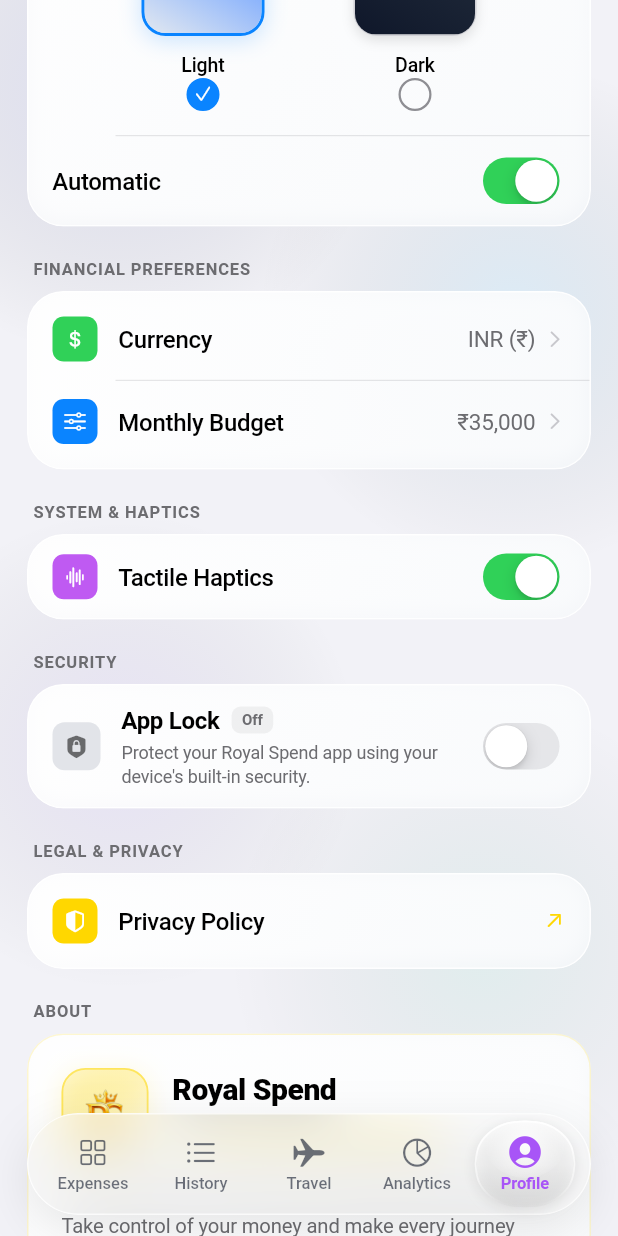
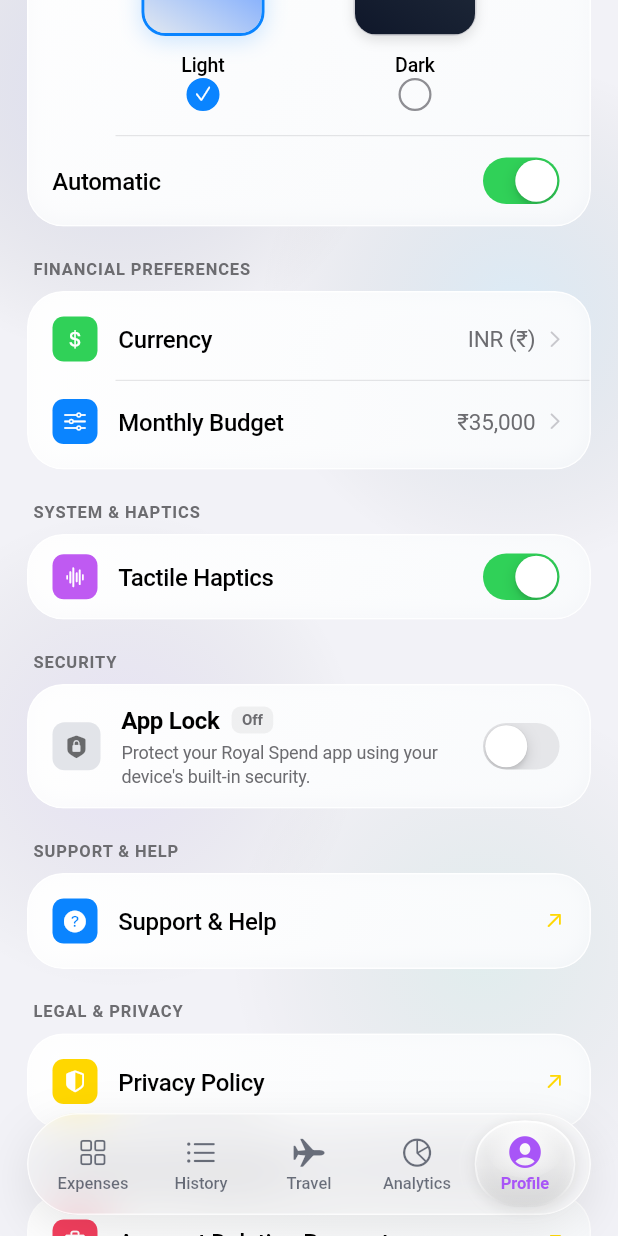
Before and after one commit to shubham143dot/Royal-Spend, a Flutter app: the MainNavigationScreen screen opened directly, item 5 of the bottom bar chosen, scrolled down 576 dp, on a phone screen of 412 x 824 dp. Run offline on Flutter 3.47's test engine with Material 3 defaults, Android fonts, the phone set to English and light mode, and no system bars; our stand-ins replace cloud_firestore, firebase_auth, firebase_core, firebase_storage, fl_chart, google_maps_flutter and 8 more; missing offline and left inert: google_maps_flutter_android, google_maps_flutter_platform_interface; accounts and stored records are empty; Roboto replaces fonts that are missing (SF Pro Display).

Commit message:
feat(profile): add Support & Help and Account Deletion Request sections with external redirects

```diff
--- a/lib/core/constants/app_constants.dart
+++ b/lib/core/constants/app_constants.dart
@@ -19,6 +19,9 @@ class AppConstants {
   // Legal & Privacy Configuration
   static const String privacyPolicyUrl = 'https://sites.google.com/view/royalspend/home';
   static const String privacyEmail = 'royalshubhampixellabs@gmail.com';
+  static const String supportEmail = 'royalshubhampixellabs@gmail.com';
+  static const String accountDeletionFormUrl =
+      'https://docs.google.com/forms/d/e/1FAIpQLSdPLTxsFEDmvbBBmaJHurXPQl1DdMwDefiNb33a83lFNdZNAg/viewform?usp=publish-editor';
 
   /// Helper to check whether an email address matches the designated admin email.
   static bool isAdmin(String? email) {
--- a/lib/ui/screens/profile_settings_screen.dart
+++ b/lib/ui/screens/profile_settings_screen.dart
@@ -309,6 +309,45 @@ class ProfileSettingsScreen extends StatelessWidget {
             ),
           ],
 
+          // Section: Support & Help
+          SliverToBoxAdapter(
+            child: Padding(
+              padding: const EdgeInsets.fromLTRB(22, 22, 22, 8),
+              child: Text(
+                'SUPPORT & HELP',
+                style: AppTextStyles.labelUppercase.copyWith(
+                  color: isDark ? AppColors.darkTextSecondary : AppColors.lightTextSecondary,
+                  letterSpacing: 0.6,
+                ),
+              ),
+            ),
+          ),
+          SliverToBoxAdapter(
+            child: Padding(
+              padding: const EdgeInsets.symmetric(horizontal: 18),
+              child: GlassCard(
+                isDark: isDark,
+                padding: const EdgeInsets.symmetric(vertical: 4),
+                child: Column(
+                  children: [
+                    _buildSettingsTile(
+                      icon: CupertinoIcons.question_circle_fill,
+                      iconColor: AppColors.appleBlue,
+                      title: 'Support & Help',
+                      trailingWidget: const Icon(
+                        CupertinoIcons.arrow_up_right,
+                        size: 15,
+                        color: AppColors.royalGold,
+                      ),
+                      isDark: isDark,
+                      onTap: () => PrivacyLauncher.openSupportEmail(context),
+                    ),
+                  ],
+                ),
+              ),
+            ),
+          ),
+
           // Section: Legal & Privacy
           SliverToBoxAdapter(
             child: Padding(
@@ -341,6 +380,45 @@ class ProfileSettingsScreen extends StatelessWidget {
                       ),
                       isDark: isDark,
                       onTap: () => PrivacyLauncher.openPrivacyPolicy(context),
+                    ),
+                  ],
+                ),
+              ),
+            ),
+          ),
+
+          // Section: Account Deletion Request
+          SliverToBoxAdapter(
+            child: Padding(
+              padding: const EdgeInsets.fromLTRB(22, 22, 22, 8),
+              child: Text(
+                'ACCOUNT DELETION REQUEST',
+                style: AppTextStyles.labelUppercase.copyWith(
+                  color: isDark ? AppColors.darkTextSecondary : AppColors.lightTextSecondary,
+                  letterSpacing: 0.6,
+                ),
+              ),
+            ),
+          ),
+          SliverToBoxAdapter(
+            child: Padding(
+              padding: const EdgeInsets.symmetric(horizontal: 18),
+              child: GlassCard(
+                isDark: isDark,
+                padding: const EdgeInsets.symmetric(vertical: 4),
+                child: Column(
+                  children: [
+                    _buildSettingsTile(
+                      icon: CupertinoIcons.trash_fill,
+                      iconColor: AppColors.roseExpense,
+                      title: 'Account Deletion Request',
+                      trailingWidget: const Icon(
+                        CupertinoIcons.arrow_up_right,
+                        size: 15,
+                        color: AppColors.royalGold,
+                      ),
+                      isDark: isDark,
+                      onTap: () => PrivacyLauncher.openAccountDeletionForm(context),
                     ),
                   ],
                 ),
```
Also changed, not shown: lib/core/utils/privacy_launcher.dart (+75 -0 lines), 1 other file.
